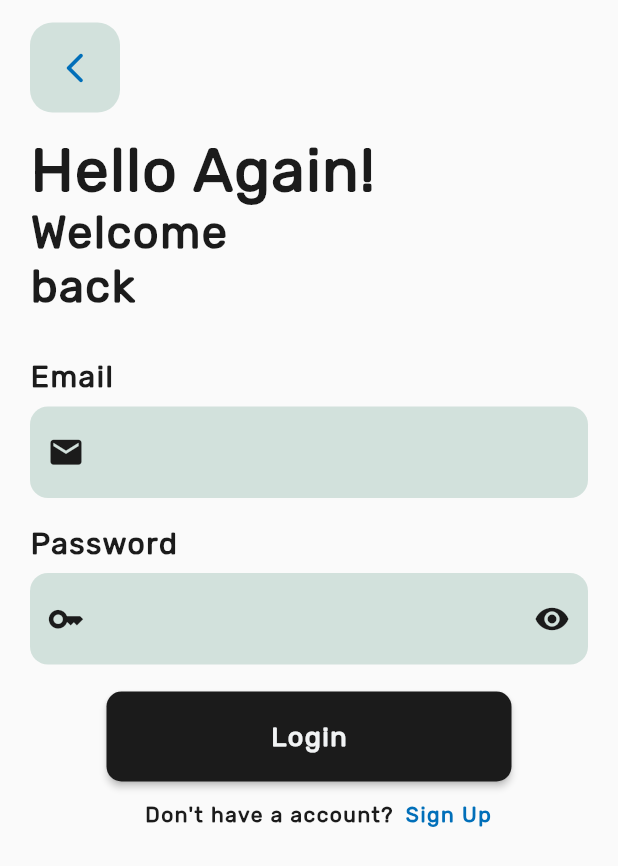
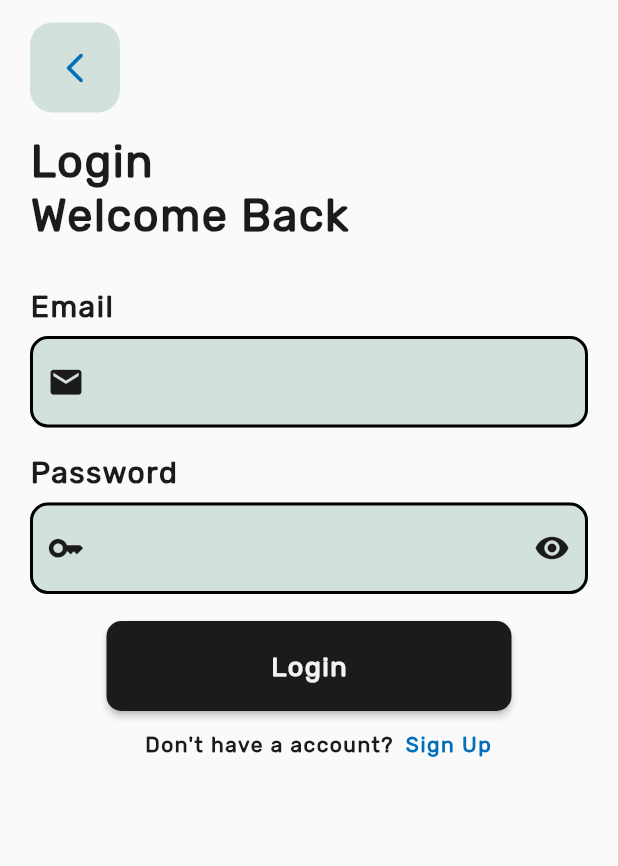
Before and after one commit to sumanhope/about-lamjung, a Flutter app: the screen it shows after launch, after a tap on "Login", on a phone screen of 412 x 824 dp. Shown: the top 866 px of the screen. Run offline on Flutter 3.47's test engine with Material 2 defaults, Android fonts, the phone set to English and light mode, and no system bars; drawn by our look-alikes of keyboard_dismisser; our stand-ins replace cloud_firestore, firebase_auth, firebase_core, flutter_rating_bar, font_awesome_flutter; missing offline and left inert: maps_launcher; accounts and stored records are empty.

```diff
--- a/lib/navpages/addplace.dart
+++ b/lib/navpages/addplace.dart
@@ -146,8 +146,8 @@ class _AddPlacePageState extends State<AddPlacePage> {
             'placedescription': placedescription,
             'opentime': opentime,
             'placerating': [],
-            'averagerating': "0",
-            'totalreviews': "0",
+            'averagerating': 0,
+            'totalreviews': 0,
             'imagelink': "",
             'contactno': "",
             'addedby': "",
--- a/lib/user/login.dart
+++ b/lib/user/login.dart
@@ -1,4 +1,6 @@
 import 'package:aboutlamjung/landing.dart';
+import 'package:aboutlamjung/theme/color.dart';
+import 'package:aboutlamjung/theme/texts.dart';
 import 'package:aboutlamjung/user/signup.dart';
 import 'package:firebase_auth/firebase_auth.dart';
 import 'package:flutter/material.dart';
@@ -88,41 +90,40 @@ class _LoginPageState extends State<LoginPage> {
       child: SizedBox(
         child: TextField(
           controller: emailController,
-          cursorColor: const Color(0xFF1B1B1B),
+          cursorColor: AppColor.primaryColor,
           decoration: InputDecoration(
             filled: true,
-            fillColor: const Color(0xFFD2E1DC),
-            border: const OutlineInputBorder(
-              borderSide: BorderSide.none,
+            fillColor: AppColor.fillColor,
+            enabledBorder: const OutlineInputBorder(
+              borderSide: BorderSide(width: 2),
               borderRadius: BorderRadius.all(
                 Radius.circular(12),
               ),
-              gapPadding: 4,
+            ),
+            focusedBorder: const OutlineInputBorder(
+              borderSide: BorderSide(width: 2),
+              borderRadius: BorderRadius.all(
+                Radius.circular(12),
+              ),
             ),
             prefixIcon: const Icon(
               Icons.email,
               size: 25,
-              color: Color(0xFF1B1B1B),
+              color: AppColor.primaryColor,
             ),
             suffixIcon: emailController.text.isEmpty
                 ? Container(width: 0)
                 : IconButton(
                     icon: const Icon(
                       Icons.close,
-                      color: Color(0xFF1B1B1B),
+                      color: AppColor.primaryColor,
                     ),
                     onPressed: () => emailController.clear(),
                   ),
           ),
           keyboardType: TextInputType.emailAddress,
           textInputAction: TextInputAction.next,
-          style: const TextStyle(
-            color: Color(0xFF1B1B1B),
-            fontFamily: 'Rubik',
-            letterSpacing: 1,
-            fontWeight: FontWeight.w600,
-            fontSize: 18,
-          ),
+          style: AppTexts.basicText,
         ),
       ),
     );
@@ -136,24 +137,29 @@ class _LoginPageState extends State<LoginPage> {
           onChanged: (value) => setState(() {
             password = value;
           }),
-          cursorColor: const Color(0xFF1B1B1B),
+          cursorColor: AppColor.primaryColor,
           decoration: InputDecoration(
             filled: true,
 
-            fillColor: const Color(0xFFD2E1DC),
+            fillColor: AppColor.fillColor,
             // enabledBorder: InputBorder.none,
             // focusedBorder: InputBorder.none,
-            border: const OutlineInputBorder(
-              borderSide: BorderSide.none,
+            enabledBorder: const OutlineInputBorder(
+              borderSide: BorderSide(width: 2),
               borderRadius: BorderRadius.all(
                 Radius.circular(12),
               ),
-              gapPadding: 4,
+            ),
+            focusedBorder: const OutlineInputBorder(
+              borderSide: BorderSide(width: 2),
+              borderRadius: BorderRadius.all(
+                Radius.circular(12),
+              ),
             ),
             prefixIcon: const Icon(
               Icons.key,
               size: 25,
-              color: Color(0xFF1B1B1B),
+              color: AppColor.primaryColor,
             ),
             suffixIcon: IconButton(
               icon: isPasswordVisible
@@ -161,19 +167,13 @@ class _LoginPageState extends State<LoginPage> {
                   : const Icon(Icons.visibility),
               onPressed: () =>
                   setState(() => isPasswordVisible = !isPasswordVisible),
-              color: const Color(0xFF1B1B1B),
+              color: AppColor.primaryColor,
             ),
           ),
           obscureText: isPasswordVisible,
           keyboardType: TextInputType.text,
           textInputAction: TextInputAction.done,
-          style: const TextStyle(
-            color: Color(0xFF1B1B1B),
-            fontFamily: 'Rubik',
-            letterSpacing: 1,
-            fontWeight: FontWeight.w600,
-            fontSize: 18,
-          ),
+          style: AppTexts.basicText,
         ),
       ),
     );
@@ -207,7 +207,7 @@ class _LoginPageState extends State<LoginPage> {
                   child: IconButton(
                     icon: const Icon(
                       Icons.arrow_back_ios_new_rounded,
-                      color: Color(0xFF016FB9),
+                      color: AppColor.secondaryColor,
                     ),
                     onPressed: () {
                       Navigator.pop(context);
@@ -220,14 +220,8 @@ class _LoginPageState extends State<LoginPage> {
                   horizontal: 20.0,
                 ),
                 child: Text(
-                  "Hello Again!",
-                  style: TextStyle(
-                    color: Color(0xFF1B1B1B),
-                    fontFamily: 'Rubik',
-                    fontWeight: FontWeight.bold,
-                    letterSpacing: 1,
-                    fontSize: 40,
-                  ),
+                  "Login",
+                  style: AppTexts.bigText,
                 ),
               ),
               const Padding(
@@ -235,22 +229,7 @@ class _LoginPageState extends State<LoginPage> {
                   horizontal: 20.0,
                 ),
                 child: Text(
-                  "Welcome",
-                  style: TextStyle(
-                    color: Color(0xFF1B1B1B),
-                    fontFamily: 'Rubik',
-                    fontWeight: FontWeight.bold,
-                    letterSpacing: 1,
-                    fontSize: 30,
-                  ),
-                ),
-              ),
-              const Padding(
-                padding: EdgeInsets.symmetric(
-                  horizontal: 20.0,
-                ),
-                child: Text(
-                  "back",
+                  "Welcome Back",
                   style: TextStyle(
                     color: Color(0xFF1B1B1B),
                     fontFamily: 'Rubik',
@@ -304,7 +283,12 @@ class _LoginPageState extends State<LoginPage> {
                   height: 60,
                   child: ElevatedButton(
                     onPressed: () {
-                      signIn(emailController.text.trim());
+                      if (emailController.text.trim().isNotEmpty &&
+                          password.isNotEmpty) {
+                        signIn(emailController.text.trim());
+                      } else {
+                        errorDialog("Please fill all fields");
+                      }
                     },
                     style: ElevatedButton.styleFrom(
                       backgroundColor: const Color(0xFF1B1B1B),
```
Also changed, not shown: lib/navpages/details.dart (+43 -194 lines), lib/services/weatherapi.dart (+0 -15 lines), 1 other file.
